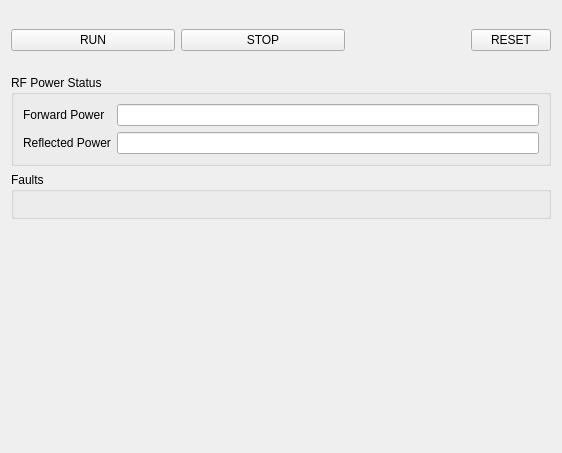
Qt form rkAmpGAApp/op/ui/GA11242BW200.ui (slac-epics/rkAmpGA) before a commit.
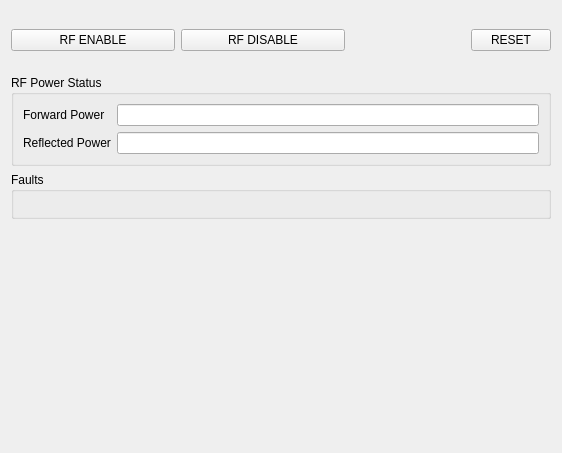
The same form after that commit. Custom widgets are drawn as their Qt base class.

Commit message: ENH: 'Running' and 'Stopped' -> 'RF Enabled' and 'RF Disabled'

Diff of the .ui file:
```diff
--- a/rkAmpGAApp/op/ui/GA11242BW200.ui
+++ b/rkAmpGAApp/op/ui/GA11242BW200.ui
@@ -28,7 +28,7 @@
         <string/>
        </property>
        <property name="text">
-        <string>RUN</string>
+        <string>RF ENABLE</string>
        </property>
        <property name="channel" stdset="0">
         <string>ca://${P}RFEnable</string>
@@ -44,7 +44,7 @@
         <string/>
        </property>
        <property name="text">
-        <string>STOP</string>
+        <string>RF DISABLE</string>
        </property>
        <property name="PyDMToolTip" stdset="0">
         <string/>
```
Left out of the diff: 36 changed lines with no effect on the pictures.
